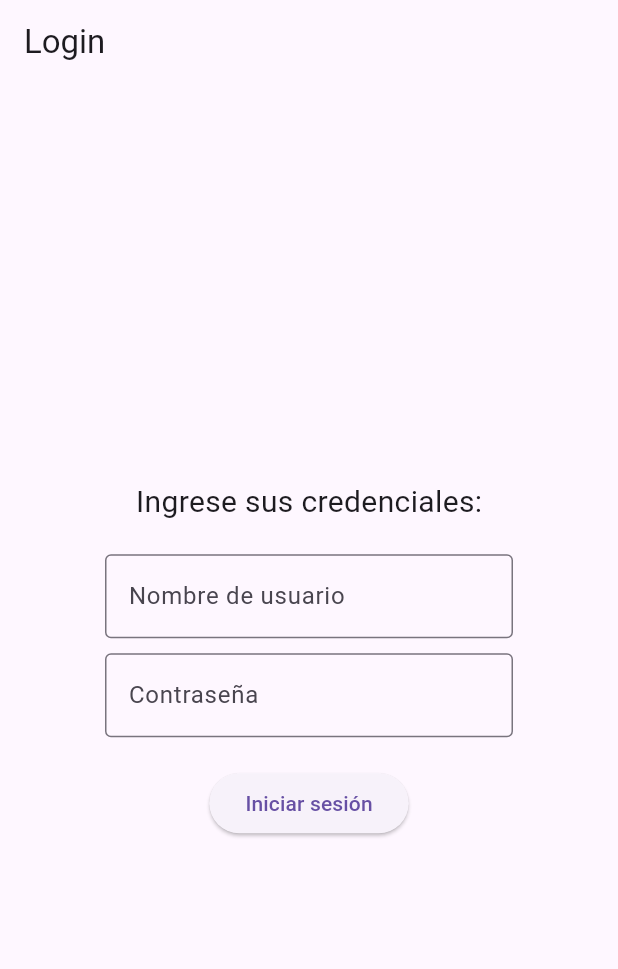
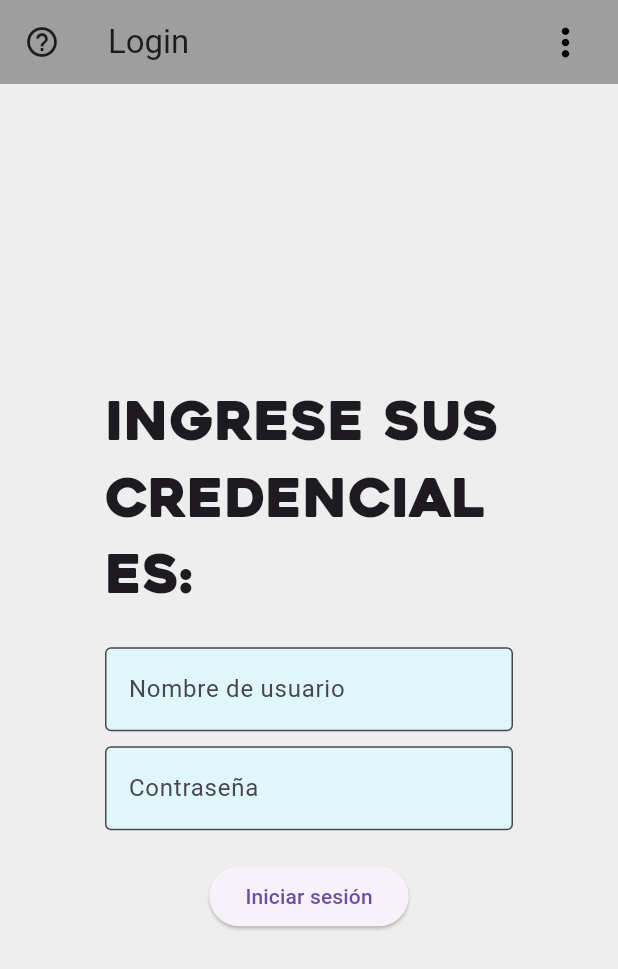
Before and after one commit to FerrerJosep/LlistaCompra, a Flutter app: the screen it shows after launch, on a phone screen of 412 x 824 dp. Shown: the top 969 px of the screen. Run offline on Flutter 3.47's test engine with Material 3 defaults, Android fonts, the phone set to English and light mode, and no system bars.

```diff
--- a/appcompres/lib/login.dart
+++ b/appcompres/lib/login.dart
@@ -12,7 +12,8 @@ class _LoginState extends State<Login> {
   final TextEditingController _passwordController = TextEditingController();
 
   Future<bool> _checkUserExistence(String username) async {
-    final response = await http.get(Uri.parse('http://localhost:8080/api/clients'));
+    final response =
+        await http.get(Uri.parse('http://localhost:8080/api/clients'));
     if (response.statusCode == 200) {
       Map<String, dynamic> responseData = json.decode(response.body);
       List<dynamic> userList = responseData['data'];
@@ -26,28 +27,69 @@ class _LoginState extends State<Login> {
   Widget build(BuildContext context) {
     return Scaffold(
       appBar: AppBar(
-        title: Text('Login'),
+        actionsIconTheme:
+            IconThemeData(size: 30.0, color: Colors.black, opacity: 10.0),
+        actions: [
+          Padding(
+              padding: EdgeInsets.only(right: 20.0),
+              child: GestureDetector(
+                onTap: () {},
+                child: Icon(Icons.more_vert),
+              )),
+        ],
+        backgroundColor: Colors.grey.shade500,
+        leading: GestureDetector(
+          onTap: () {
+            showDialog(
+              context: context,
+              builder: (BuildContext context) {
+                return AlertDialog(
+                  title: const Text('llistaCompra'),
+                  content: const Text('Josep Ferrer'),
+                  actions: [
+                    TextButton(
+                      onPressed: () {
+                        Navigator.of(context).pop();
+                      },
+                      child: const Text('OK'),
                     ),
-      body: Center(
+                  ],
+                );
+              },
+            );
+          },
+          child: Icon(
+            Icons.help_outline_rounded,
+          ),
+        ),
+        title: const Text(
+          'Login',
+        ),
+      ),
+      body: Container(
+        color: Colors.grey.shade200,
+        child: Center(
           child: Padding(
             padding: const EdgeInsets.all(70.0),
             child: Column(
               mainAxisAlignment: MainAxisAlignment.center,
               children: [
-              Text(
+                const Text(
                   'Ingrese sus credenciales:',
-                style: TextStyle(fontSize: 20),
+                  style: TextStyle(fontSize: 36, fontFamily: 'Heavitas'),
                 ),
-              SizedBox(height: 20),
+                const SizedBox(height: 20),
                 TextField(
                   controller: _usernameController,
                   textAlign: TextAlign.center,
                   decoration: InputDecoration(
                     labelText: 'Nombre de usuario',
                     border: OutlineInputBorder(),
+                    filled: true,
+                    fillColor: Colors.cyan.shade50,
                   ),
                 ),
-              SizedBox(height: 10),
+                const SizedBox(height: 10),
                 TextField(
                   controller: _passwordController,
                   textAlign: TextAlign.center,
@@ -55,9 +97,11 @@ class _LoginState extends State<Login> {
                   decoration: InputDecoration(
                     labelText: 'Contraseña',
                     border: OutlineInputBorder(),
+                    filled: true,
+                    fillColor: Colors.cyan.shade50,
                   ),
                 ),
-              SizedBox(height: 20),
+                const SizedBox(height: 20),
                 ElevatedButton(
                   onPressed: () async {
                     String username = _usernameController.text;
@@ -69,14 +113,14 @@ class _LoginState extends State<Login> {
                         context: context,
                         builder: (BuildContext context) {
                           return AlertDialog(
-                          title: Text('Error'),
-                          content: Text('Usuario no encontrado.'),
+                            title: const Text('Error'),
+                            content: const Text('Usuario no encontrado.'),
                             actions: [
                               TextButton(
                                 onPressed: () {
                                   Navigator.of(context).pop();
                                 },
-                              child: Text('OK'),
+                                child: const Text('OK'),
                               ),
                             ],
                           );
@@ -84,9 +128,10 @@ class _LoginState extends State<Login> {
                       );
                     }
                   },
-                child: Text('Iniciar sesión'),
+                  child: const Text('Iniciar sesión'),
                 ),
               ],
+            ),
           ),
         ),
       ),
--- a/appcompres/pubspec.yaml
+++ b/appcompres/pubspec.yaml
@@ -100,3 +100,8 @@ flutter:
     - assets/peach.png
     - assets/pear.png
     - assets/plum.png
+  fonts:
+
+    - family: Heavitas
+      fonts:
+        - asset: fonts/Heavitas.ttf
```
Also changed, not shown: appcompres/lib/details.dart (added, +116 -0 lines), appcompres/lib/main.dart (+70 -40 lines), appcompres/fonts/Heavitas.ttf (added). Lines whose indentation alone changed are shown as unchanged.
